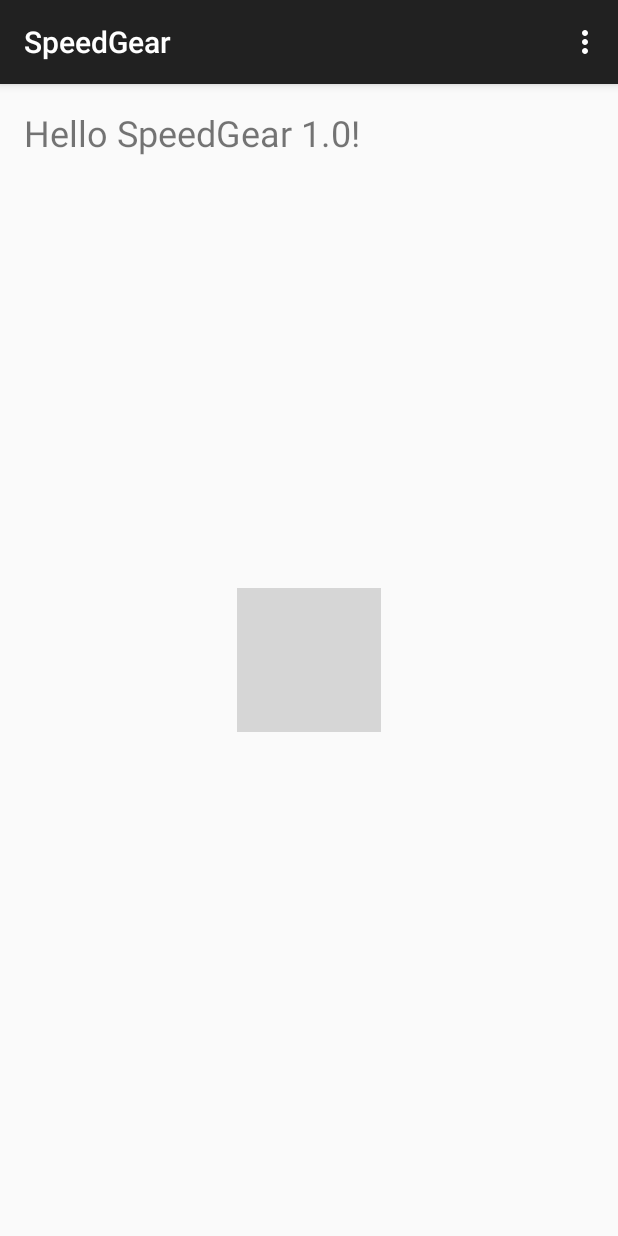
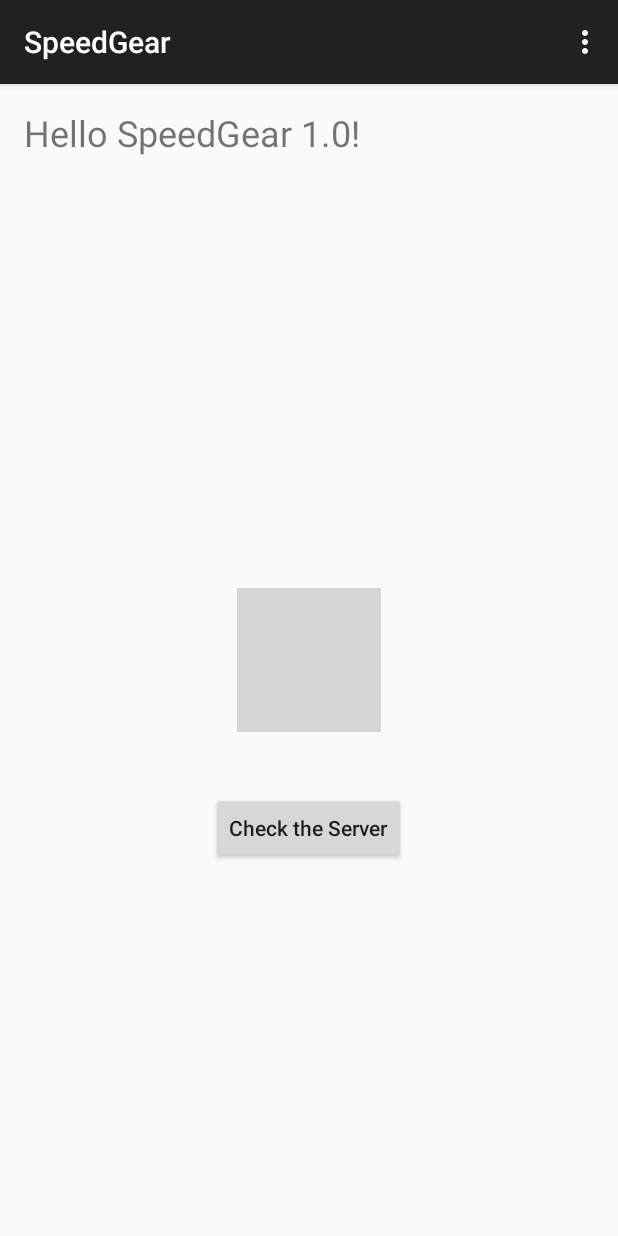
Before and after one commit to ninehackers/SpeedGear, an Android app: the screen it shows after launch (SpeedGearLauchActivity), on a phone screen of 412 x 824 dp. Run offline under Robolectric (Android 15) with nearby library versions, the light colour scheme and no system bars; libraries missing offline, so code that uses them is left out: com.squareup.okhttp; grey boxes are pictures that could not be loaded.

Commit message:
add the connection between agent and server

```diff
--- a/SpeedGear-1.0/app/src/main/res/layout/activity_speedgear_lauch.xml
+++ b/SpeedGear-1.0/app/src/main/res/layout/activity_speedgear_lauch.xml
@@ -23,4 +23,14 @@
         android:layout_centerVertical="true"
         android:layout_centerHorizontal="true" />
 
+    <Button
+        android:layout_width="wrap_content"
+        android:layout_height="wrap_content"
+        android:text="@string/check_the_server"
+        android:textAllCaps="false"
+        android:id="@+id/btn_ping_server"
+        android:layout_below="@+id/imageView"
+        android:layout_centerHorizontal="true"
+        android:layout_marginTop="40dp" />
+
 </RelativeLayout>
--- a/SpeedGear-1.0/app/src/main/res/values/strings.xml
+++ b/SpeedGear-1.0/app/src/main/res/values/strings.xml
@@ -13,4 +13,8 @@
     <string name="save">Save</string>
     <string name="cancel">Cancel</string>
     <string name="speedgear_setting_title">SpeedGear Settings</string>
+
+    <string name="check_the_server">Check the Server</string>
+    <string name="ping_server_success">Successfully connect to the server.</string>
+    <string name="ping_server_falied">Failed to connect to the server.</string>
 </resources>
```
Also changed, not shown: SpeedGear-1.0/app/src/main/AndroidManifest.xml (+5 -3 lines), SpeedGear-1.0/app/src/main/java/com/ninehackers/speedgear/SpeedGearLauchActivity.java (+83 -1 lines), SpeedGear-1.0/app/src/main/java/com/ninehackers/speedgear/network/SpeedGearHttpClient.java (deleted, +0 -22 lines), SpeedGear-1.0/app/src/main/java/com/ninehackers/speedgear/ui/SpeedGearSettingFragment.java (+16 -16 lines).
